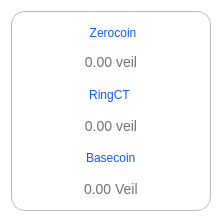
Above: src/qt/veil/forms/tooltipbalance.ui from Veil-Project/veil before the change. Below: the same form after it.
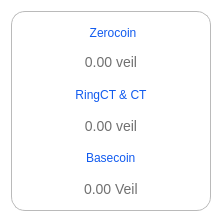
That is the form after the change. Icons and pictures are not drawn.

Commit message: remove restore from file + ringCT & CT balance added to tooltip

```diff
--- a/src/qt/veil/forms/tooltipbalance.ui
+++ b/src/qt/veil/forms/tooltipbalance.ui
@@ -134,7 +134,7 @@
 text-align:center;</string>
         </property>
         <property name="text">
-         <string>RingCT </string>
+         <string>RingCT &amp; CT</string>
         </property>
         <property name="alignment">
          <set>Qt::AlignCenter</set>
```
Left out of the diff: 6 changed lines with no effect on the pictures. The commit also changes 5 other files.
